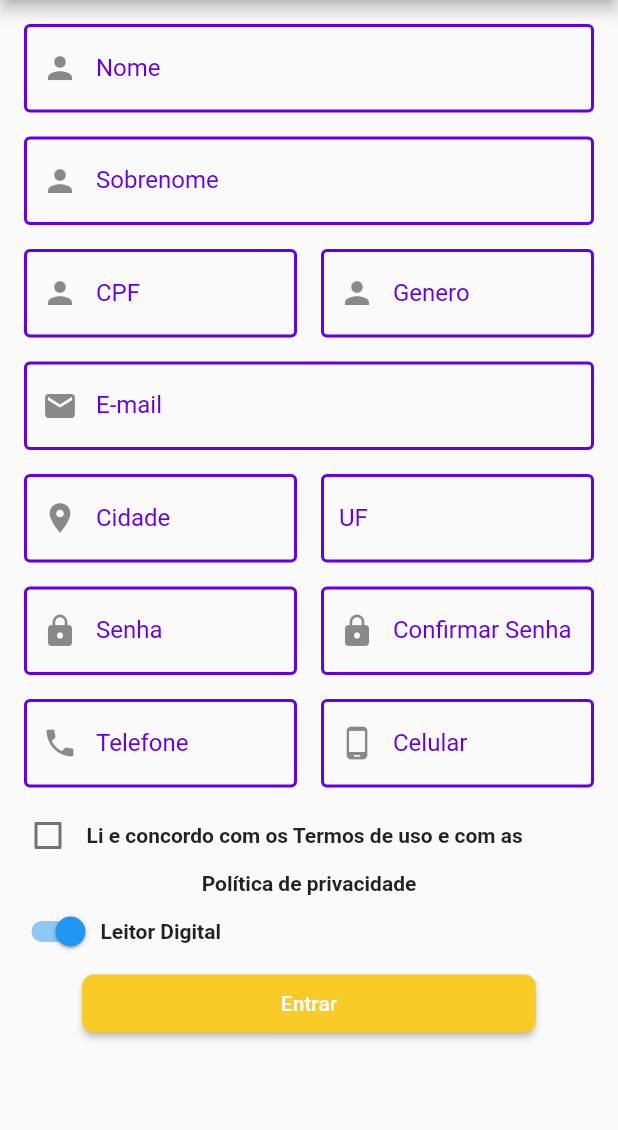
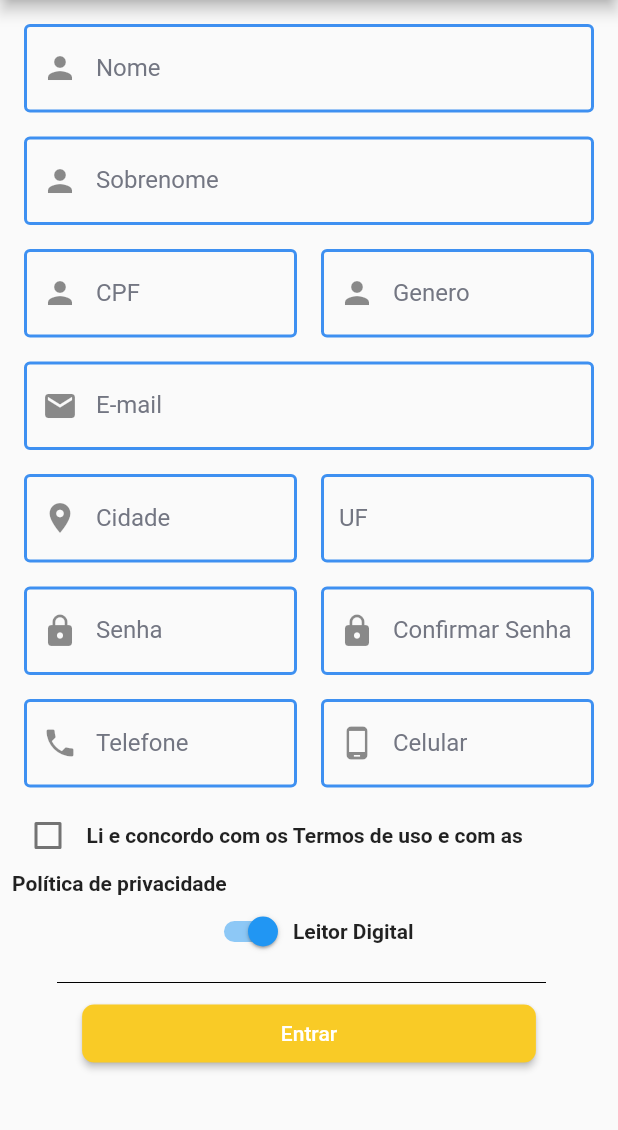
Before and after one commit to matiasfilho81/mi_au, a Flutter app: the screen it shows after launch, on a phone screen of 412 x 824 dp, the part 84-1214 px from its top. Run offline on Flutter 3.47's test engine with Material 2 defaults, Android fonts, the phone set to English and light mode, and no system bars; our stand-ins replace flutter_modular.

Commit message:
ajuste no layout

```diff
--- a/lib/pages/siginup.dart
+++ b/lib/pages/siginup.dart
@@ -41,6 +41,7 @@ class _TelaCadastroState extends State<TelaCadastro> {
       appBar: appBar2,
       body: Padding(
         padding: const EdgeInsets.all(8.0),
+        child: SingleChildScrollView(
           child: Column(
             children: <Widget>[
               Padding(
@@ -50,10 +51,11 @@ class _TelaCadastroState extends State<TelaCadastro> {
                     labelText: 'Nome',
                     prefixIcon: Icon(Icons.person),
                     labelStyle: TextStyle(
-                    color: Color(0xFF6200EE),
+                      color: Color(0xFF737682),
                     ),
                     enabledBorder: OutlineInputBorder(
-                    borderSide: BorderSide(width: 2, color: Color(0xFF6200EE)),
+                      borderSide:
+                          BorderSide(width: 2, color: Color(0xFF3E90F1)),
                     ),
                   ),
                 ),
@@ -65,11 +67,11 @@ class _TelaCadastroState extends State<TelaCadastro> {
                     labelText: 'Sobrenome',
                     prefixIcon: Icon(Icons.person),
                     labelStyle: TextStyle(
-                    color: Color(0xFF6200EE),
+                      color: Color(0xFF737682),
                     ),
                     enabledBorder: OutlineInputBorder(
                         borderSide:
-                          BorderSide(width: 2, color: Color(0xFF6200EE))),
+                            BorderSide(width: 2, color: Color(0xFF3E90F1))),
                   ),
                 ),
               ),
@@ -84,11 +86,11 @@ class _TelaCadastroState extends State<TelaCadastro> {
                           labelText: 'CPF',
                           prefixIcon: Icon(Icons.person),
                           labelStyle: TextStyle(
-                          color: Color(0xFF6200EE),
+                            color: Color(0xFF737682),
                           ),
                           enabledBorder: OutlineInputBorder(
-                            borderSide:
-                                BorderSide(width: 2, color: Color(0xFF6200EE))),
+                              borderSide: BorderSide(
+                                  width: 2, color: Color(0xFF3E90F1))),
                         ),
                       ),
                     ),
@@ -102,11 +104,11 @@ class _TelaCadastroState extends State<TelaCadastro> {
                           labelText: 'Genero',
                           prefixIcon: Icon(Icons.person),
                           labelStyle: TextStyle(
-                          color: Color(0xFF6200EE),
+                            color: Color(0xFF737682),
                           ),
                           enabledBorder: OutlineInputBorder(
                             borderSide:
-                              BorderSide(width: 2, color: Color(0xFF6200EE)),
+                                BorderSide(width: 2, color: Color(0xFF3E90F1)),
                           ),
                         ),
                       ),
@@ -121,10 +123,11 @@ class _TelaCadastroState extends State<TelaCadastro> {
                     labelText: 'E-mail',
                     prefixIcon: Icon(Icons.email),
                     labelStyle: TextStyle(
-                    color: Color(0xFF6200EE),
+                      color: Color(0xFF737682),
                     ),
                     enabledBorder: OutlineInputBorder(
-                    borderSide: BorderSide(width: 2, color: Color(0xFF6200EE)),
+                      borderSide:
+                          BorderSide(width: 2, color: Color(0xFF3E90F1)),
                     ),
                   ),
                 ),
@@ -140,11 +143,11 @@ class _TelaCadastroState extends State<TelaCadastro> {
                           labelText: 'Cidade',
                           prefixIcon: Icon(Icons.location_on),
                           labelStyle: TextStyle(
-                          color: Color(0xFF6200EE),
+                            color: Color(0xFF737682),
                           ),
                           enabledBorder: OutlineInputBorder(
                             borderSide:
-                              BorderSide(width: 2, color: Color(0xFF6200EE)),
+                                BorderSide(width: 2, color: Color(0xFF3E90F1)),
                           ),
                         ),
                       ),
@@ -158,11 +161,11 @@ class _TelaCadastroState extends State<TelaCadastro> {
                         decoration: const InputDecoration(
                           labelText: 'UF',
                           labelStyle: TextStyle(
-                          color: Color(0xFF6200EE),
+                            color: Color(0xFF737682),
                           ),
                           enabledBorder: OutlineInputBorder(
                             borderSide:
-                              BorderSide(width: 2, color: Color(0xFF6200EE)),
+                                BorderSide(width: 2, color: Color(0xFF3E90F1)),
                           ),
                         ),
                       ),
@@ -181,11 +184,11 @@ class _TelaCadastroState extends State<TelaCadastro> {
                           labelText: 'Senha',
                           prefixIcon: Icon(Icons.lock),
                           labelStyle: TextStyle(
-                          color: Color(0xFF6200EE),
+                            color: Color(0xFF737682),
                           ),
                           enabledBorder: OutlineInputBorder(
                             borderSide:
-                              BorderSide(width: 2, color: Color(0xFF6200EE)),
+                                BorderSide(width: 2, color: Color(0xFF3E90F1)),
                           ),
                         ),
                       ),
@@ -200,11 +203,11 @@ class _TelaCadastroState extends State<TelaCadastro> {
                           labelText: 'Confirmar Senha',
                           prefixIcon: Icon(Icons.lock),
                           labelStyle: TextStyle(
-                          color: Color(0xFF6200EE),
+                            color: Color(0xFF737682),
                           ),
                           enabledBorder: OutlineInputBorder(
                             borderSide:
-                              BorderSide(width: 2, color: Color(0xFF6200EE)),
+                                BorderSide(width: 2, color: Color(0xFF3E90F1)),
                           ),
                         ),
                       ),
@@ -223,11 +226,11 @@ class _TelaCadastroState extends State<TelaCadastro> {
                           labelText: 'Telefone',
                           prefixIcon: Icon(Icons.phone),
                           labelStyle: TextStyle(
-                          color: Color(0xFF6200EE),
+                            color: Color(0xFF737682),
                           ),
                           enabledBorder: OutlineInputBorder(
                             borderSide:
-                              BorderSide(width: 2, color: Color(0xFF6200EE)),
+                                BorderSide(width: 2, color: Color(0xFF3E90F1)),
                           ),
                         ),
                       ),
@@ -242,11 +245,11 @@ class _TelaCadastroState extends State<TelaCadastro> {
                           labelText: 'Celular',
                           prefixIcon: Icon(Icons.phone_android),
                           labelStyle: TextStyle(
-                          color: Color(0xFF6200EE),
+                            color: Color(0xFF737682),
                           ),
                           enabledBorder: OutlineInputBorder(
                             borderSide:
-                              BorderSide(width: 2, color: Color(0xFF6200EE)),
+                                BorderSide(width: 2, color: Color(0xFF3E90F1)),
                           ),
                         ),
                       ),
@@ -272,13 +275,19 @@ class _TelaCadastroState extends State<TelaCadastro> {
                   ),
                 ],
               ),
-            const Text(
+              Row(
+                mainAxisAlignment: MainAxisAlignment.start,
+                children: const [
+                  Text(
                     'Política de privacidade',
                     textAlign: TextAlign.center,
                     overflow: TextOverflow.ellipsis,
                     style: TextStyle(fontWeight: FontWeight.bold),
                   ),
+                ],
+              ),
               Row(
+                mainAxisAlignment: MainAxisAlignment.center,
                 children: [
                   Switch(
                     value: leitor,
@@ -297,11 +306,26 @@ class _TelaCadastroState extends State<TelaCadastro> {
                   )
                 ],
               ),
-            Button(
-              label: "Entrar",
-              onPressed: () => debugPrint("Olá sou um botao e faço uma ação!"),
+              Column(
+                children: const [
+                  Divider(
+                    color: (Colors.black),
+                    indent: 30,
+                    endIndent: 40,
+                    height: 20,
                   ),
                 ],
+              ),
+              Padding(
+                padding: const EdgeInsets.all(.0),
+                child: Button(
+                  label: "Entrar",
+                  onPressed: () =>
+                      debugPrint("Olá sou um botao e faço uma ação!"),
+                ),
+              ),
+            ],
+          ),
         ),
       ),
     );
```
Lines whose indentation alone changed are shown as unchanged.
